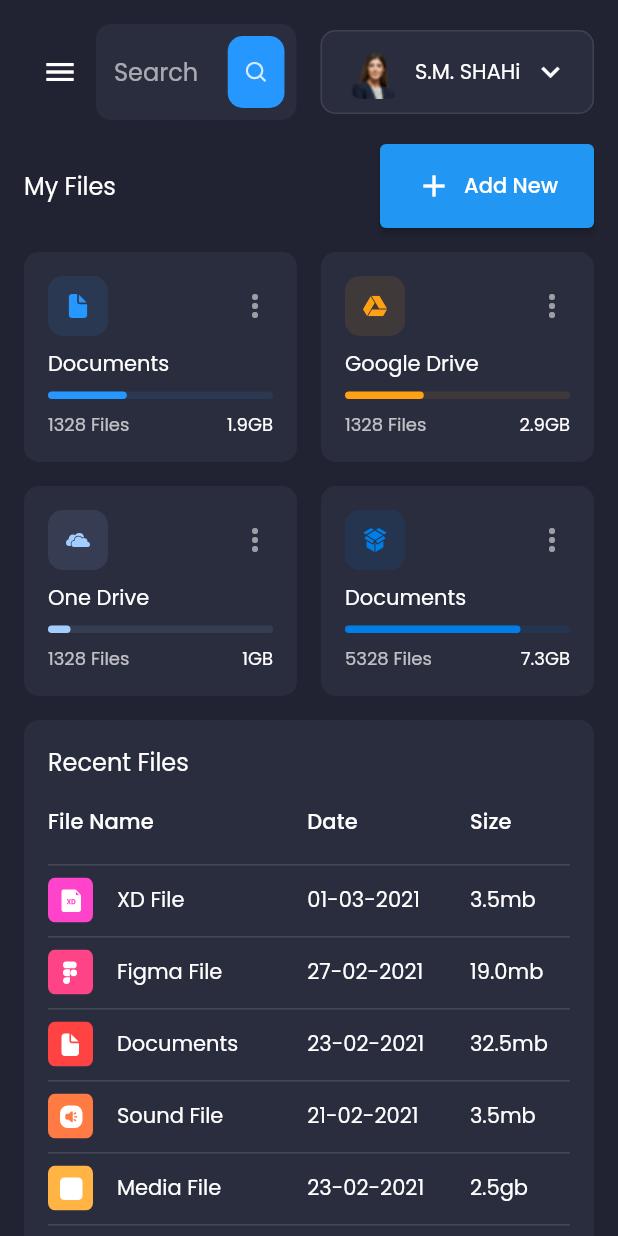
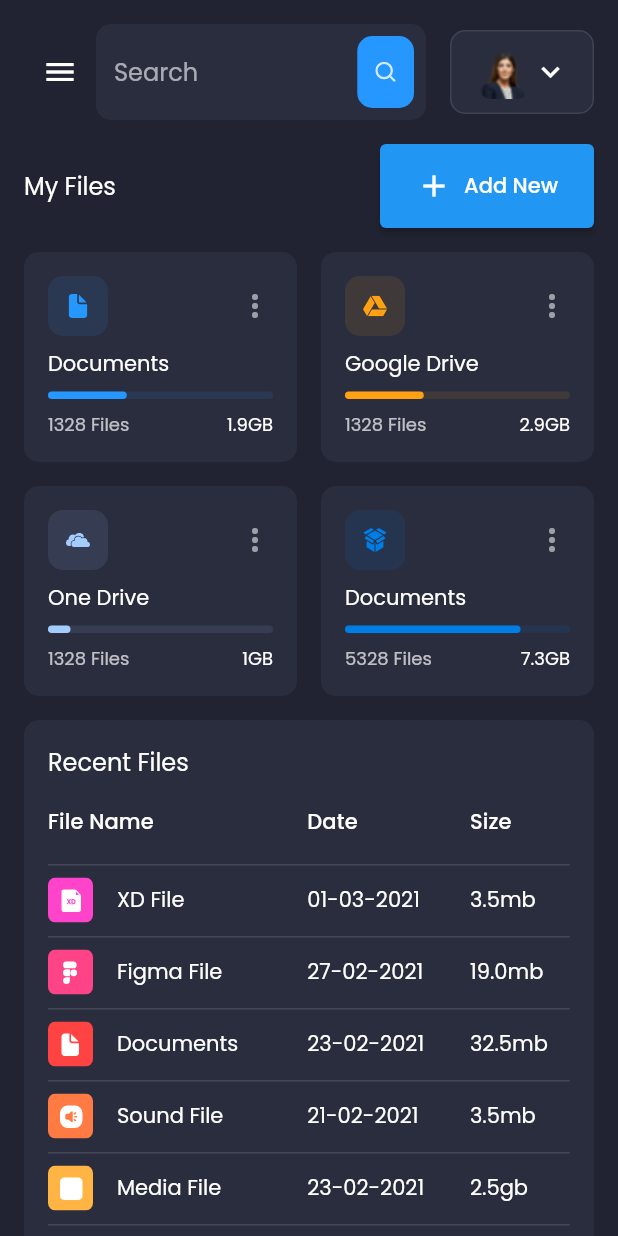
Before and after one commit to shahi5472/Flutter-Admin-Web, a Flutter app: the screen it shows after launch, on a phone screen of 412 x 824 dp. Run offline on Flutter 3.47's test engine with Material 2 defaults, Android fonts, the phone set to English and light mode, and no system bars; our stand-ins replace fl_chart, flutter_svg, google_fonts.

Commit message:
third commit

```diff
--- a/lib/screens/components/profile_card.dart
+++ b/lib/screens/components/profile_card.dart
@@ -1,5 +1,6 @@
 import 'package:flutter/material.dart';
 import 'package:flutter_web_admin/constants.dart';
+import 'package:flutter_web_admin/responsive.dart';
 
 class ProfileCard extends StatelessWidget {
   const ProfileCard({
@@ -25,12 +26,14 @@ class ProfileCard extends StatelessWidget {
             'assets/images/profile_pic.png',
             height: 38,
           ),
-          Padding(
-            padding: const EdgeInsets.symmetric(horizontal: defaultPadding / 2),
-            child: Text(
-              'S.M. SHAHi',
+          if (!Responsive.isMobile(context))
+            Padding(
+              padding:
+                  const EdgeInsets.symmetric(horizontal: defaultPadding / 2),
+              child: Text(
+                'S.M. SHAHi',
+              ),
             ),
-          ),
           Icon(
             Icons.keyboard_arrow_down,
           ),
```
